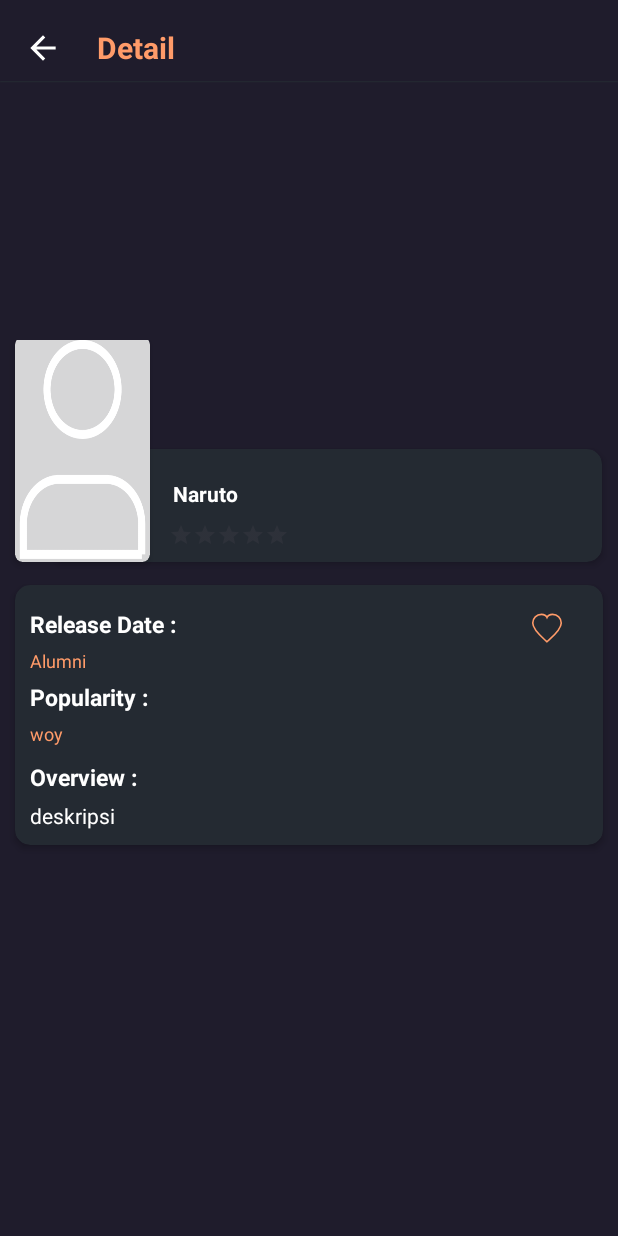
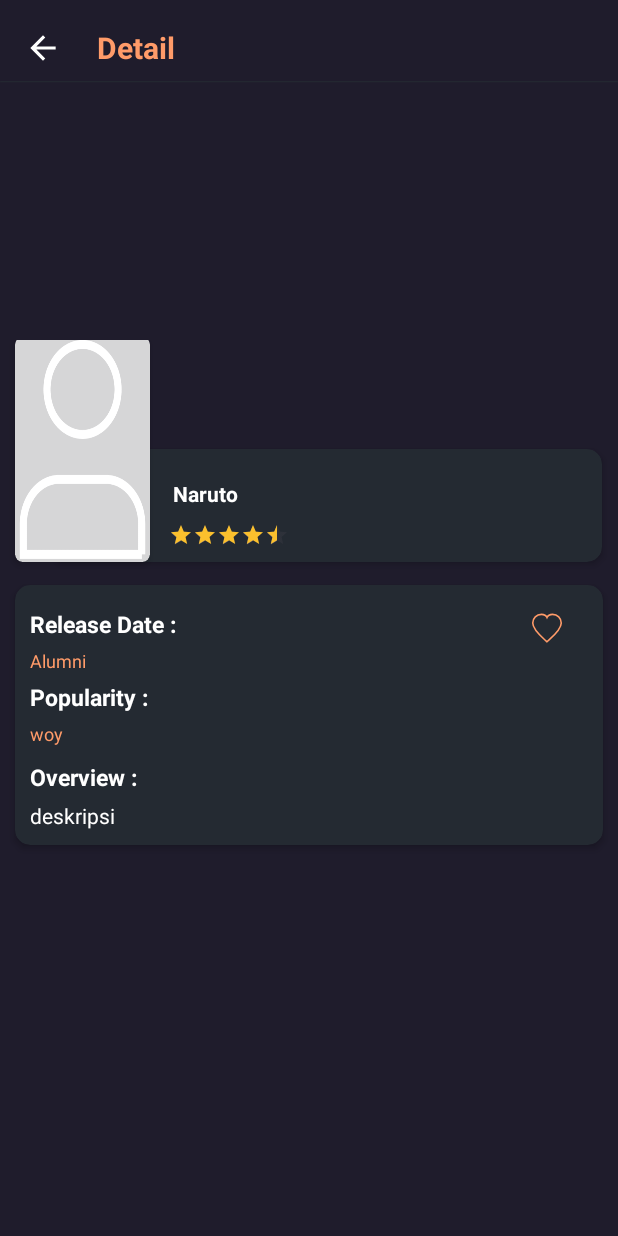
Before and after one commit to MuchamadAndriyanto/Aplikasi-List-Movie, an Android app: the DetailFragment screen opened through its navigation route, on a phone screen of 412 x 824 dp. Run offline under Robolectric (Android 15) with nearby library versions, the phone set to English and light mode, and no system bars; our stand-ins replace Dagger/Hilt's generated code, Room's generated code, navigation-ui; plain views replace KenBurnsView; pictures from the network do not load; 10 statements that could not run were skipped.

Commit message:
rating bar

```diff
--- a/app/src/main/res/layout/fragment_detail.xml
+++ b/app/src/main/res/layout/fragment_detail.xml
@@ -144,7 +144,12 @@
                                 android:layout_width="wrap_content"
                                 android:layout_height="wrap_content"
                                 android:layout_marginStart="7dp"
-                                android:progressTint="@color/colorRating" />
+                                android:progressTint="@color/colorRating"
+
+                                android:rating="4.5"
+                                android:stepSize="0.5"
+
+                                />
 
                         </LinearLayout>
 
```
